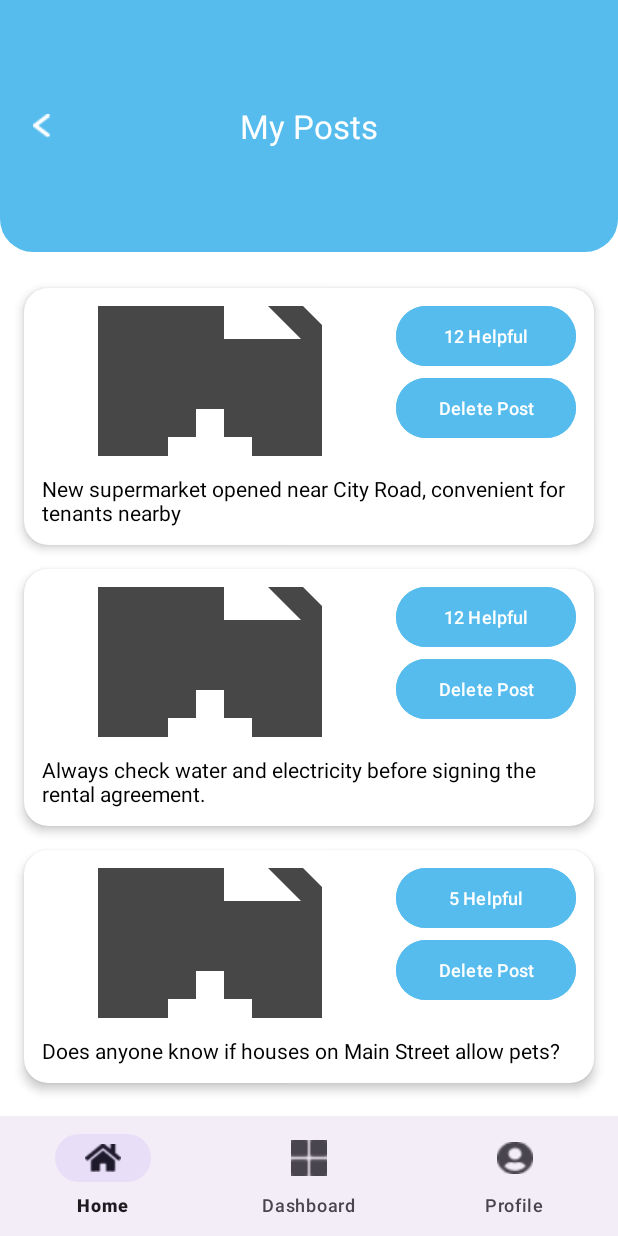
After one commit to TGMeta-Bloom/tgm-rentify-android-mobile-application, an Android app: the MyPostsFragment screen opened through its navigation route, on a phone screen of 412 x 824 dp. The commit adds this screen. Run offline under Robolectric (Android 15) with nearby library versions, the phone set to English and light mode, and no system bars; our stand-ins replace navigation-ui.

Commit message:
Commit files

```diff
--- /dev/null
+++ b/app/src/main/java/com/example/tgmrentify/view/MyPostsFragment.kt
@@ -0,0 +1,96 @@
+package com.example.tgmrentify.view
+
+import android.app.AlertDialog
+import android.graphics.Color
+import android.graphics.drawable.ColorDrawable
+import android.os.Bundle
+import android.view.LayoutInflater
+import android.view.View
+import android.view.ViewGroup
+import androidx.fragment.app.Fragment
+import androidx.navigation.fragment.findNavController
+import androidx.recyclerview.widget.LinearLayoutManager
+import com.example.tgmrentify.R
+import com.example.tgmrentify.databinding.DialogDeletePostBinding
+import com.example.tgmrentify.databinding.FragmentMyPostsBinding
+import com.example.tgmrentify.model.Post
+import com.example.tgmrentify.view.adapter.MyPostsAdapter
+import java.util.UUID
+
+class MyPostsFragment : Fragment() {
+
+    private var _binding: FragmentMyPostsBinding? = null
+    private val binding get() = _binding!!
+    private lateinit var adapter: MyPostsAdapter
+
+    // Temporary local list to simulate deletion
+    private var myPostsList = mutableListOf<Post>()
+
+    override fun onCreateView(
+        inflater: LayoutInflater, container: ViewGroup?,
+        savedInstanceState: Bundle?
+    ): View {
+        _binding = FragmentMyPostsBinding.inflate(inflater, container, false)
+        return binding.root
+    }
+
+    override fun onViewCreated(view: View, savedInstanceState: Bundle?) {
+        super.onViewCreated(view, savedInstanceState)
+
+        // 1. Setup Toolbar
+        binding.toolbar.setNavigationOnClickListener {
+            findNavController().navigateUp()
+        }
+
+        // 2. Setup Adapter
+        adapter = MyPostsAdapter { postToDelete ->
+            showDeleteConfirmationDialog(postToDelete)
+        }
+
+        // 3. Setup RecyclerView
+        binding.rvMyPosts.layoutManager = LinearLayoutManager(requireContext())
+        binding.rvMyPosts.adapter = adapter
+
+        // 4. Load Dummy Data
+        loadDummyData()
+    }
+
+    private fun showDeleteConfirmationDialog(post: Post) {
+        val dialogBinding = DialogDeletePostBinding.inflate(LayoutInflater.from(requireContext()))
+
+        val dialog = AlertDialog.Builder(requireContext())
+            .setView(dialogBinding.root)
+            .setCancelable(true)
+            .create()
+
+        // Make background transparent so our rounded CardView shows correctly
+        dialog.window?.setBackgroundDrawable(ColorDrawable(Color.TRANSPARENT))
+
+        dialogBinding.btnConfirmDelete.setOnClickListener {
+            // Perform delete
+            myPostsList.remove(post)
+            adapter.submitList(myPostsList.toList()) // Update adapter
+            dialog.dismiss()
+        }
+
+        dialogBinding.btnCancelDelete.setOnClickListener {
+            dialog.dismiss()
+        }
+
+        dialog.show()
+    }
+
+    private fun loadDummyData() {
+        myPostsList = mutableListOf(
+            Post(UUID.randomUUID().toString(), "Me", "", "Just now", "", "New supermarket opened near City Road, convenient for tenants nearby", "helpful", 12),
+            Post(UUID.randomUUID().toString(), "Me", "", "1h ago", "", "Always check water and electricity before signing the rental agreement.", "helpful", 12),
+            Post(UUID.randomUUID().toString(), "Me", "", "2h ago", "", "Does anyone know if houses on Main Street allow pets?", "question", 5)
+        )
+        adapter.submitList(myPostsList.toList())
+    }
+
+    override fun onDestroyView() {
+        super.onDestroyView()
+        _binding = null
+    }
+}
--- /dev/null
+++ b/app/src/main/java/com/example/tgmrentify/view/adapter/MyPostsAdapter.kt
@@ -0,0 +1,43 @@
+package com.example.tgmrentify.view.adapter
+
+import android.view.LayoutInflater
+import android.view.ViewGroup
+import androidx.recyclerview.widget.DiffUtil
+import androidx.recyclerview.widget.ListAdapter
+import androidx.recyclerview.widget.RecyclerView
+import com.example.tgmrentify.databinding.ItemMyPostBinding
+import com.example.tgmrentify.model.Post
+
+class MyPostsAdapter(private val onDeleteClick: (Post) -> Unit) :
+    ListAdapter<Post, MyPostsAdapter.MyPostViewHolder>(PostDiffCallback()) {
+
+    class MyPostViewHolder(private val binding: ItemMyPostBinding, val onDeleteClick: (Post) -> Unit) :
+        RecyclerView.ViewHolder(binding.root) {
+
+        fun bind(post: Post) {
+            binding.tvCaption.text = post.caption
+            binding.btnHelpfulCount.text = "${post.helpfulCount} Helpful"
+
+            // Load image here using Glide if you have it setup
+            // Glide.with(binding.root).load(post.postImageUrl).into(binding.ivPostImage)
+
+            binding.btnDelete.setOnClickListener {
+                onDeleteClick(post)
+            }
+        }
+    }
+
+    override fun onCreateViewHolder(parent: ViewGroup, viewType: Int): MyPostViewHolder {
+        val binding = ItemMyPostBinding.inflate(LayoutInflater.from(parent.context), parent, false)
+        return MyPostViewHolder(binding, onDeleteClick)
+    }
+
+    override fun onBindViewHolder(holder: MyPostViewHolder, position: Int) {
+        holder.bind(getItem(position))
+    }
+
+    class PostDiffCallback : DiffUtil.ItemCallback<Post>() {
+        override fun areItemsTheSame(oldItem: Post, newItem: Post) = oldItem.id == newItem.id
+        override fun areContentsTheSame(oldItem: Post, newItem: Post) = oldItem == newItem
+    }
+}
--- /dev/null
+++ b/app/src/main/res/layout/dialog_delete_post.xml
@@ -0,0 +1,48 @@
+<?xml version="1.0" encoding="utf-8"?>
+<androidx.cardview.widget.CardView xmlns:android="http://schemas.android.com/apk/res/android"
+    xmlns:app="http://schemas.android.com/apk/res-auto"
+    android:layout_width="300dp"
+    android:layout_height="wrap_content"
+    app:cardBackgroundColor="@color/app_blue"
+    app:cardCornerRadius="20dp"
+    app:cardElevation="8dp">
+
+    <LinearLayout
+        android:layout_width="match_parent"
+        android:layout_height="wrap_content"
+        android:orientation="vertical"
+        android:gravity="center"
+        android:padding="24dp">
+
+        <TextView
+            android:layout_width="wrap_content"
+            android:layout_height="wrap_content"
+            android:text="Are you sure you want to delete this post?\nYou won't be able to recover it once it's deleted."
+            android:textColor="@color/white"
+            android:textAlignment="center"
+            android:textSize="14sp"
+            android:layout_marginBottom="24dp"/>
+
+        <com.google.android.material.button.MaterialButton
+            android:id="@+id/btn_confirm_delete"
+            android:layout_width="wrap_content"
+            android:layout_height="wrap_content"
+            android:text="Delete Now"
+            android:textColor="@color/black"
+            android:textStyle="bold"
+            android:backgroundTint="@color/bright_yellow"
+            app:cornerRadius="20dp"
+            android:layout_marginBottom="8dp"/>
+
+        <com.google.android.material.button.MaterialButton
+            android:id="@+id/btn_cancel_delete"
+            android:layout_width="wrap_content"
+            android:layout_height="wrap_content"
+            android:text="Cancel"
+            android:textColor="@color/black"
+            android:textStyle="bold"
+            android:backgroundTint="@color/bright_yellow"
+            app:cornerRadius="20dp"/>
+
+    </LinearLayout>
+</androidx.cardview.widget.CardView>
--- /dev/null
+++ b/app/src/main/res/layout/fragment_my_posts.xml
@@ -0,0 +1,47 @@
+<?xml version="1.0" encoding="utf-8"?>
+<androidx.constraintlayout.widget.ConstraintLayout xmlns:android="http://schemas.android.com/apk/res/android"
+    xmlns:app="http://schemas.android.com/apk/res-auto"
+    xmlns:tools="http://schemas.android.com/tools"
+    android:layout_width="match_parent"
+    android:layout_height="match_parent"
+    android:background="@android:color/white">
+
+    <com.google.android.material.appbar.AppBarLayout
+        android:id="@+id/app_bar_layout"
+        android:layout_width="0dp"
+        android:layout_height="168dp"
+        android:background="@drawable/rounded_drawer_header_bg"
+        android:gravity="center_vertical"
+        app:elevation="0dp"
+
+        app:layout_constraintTop_toTopOf="parent"
+
+        app:layout_constraintStart_toStartOf="parent"
+        app:layout_constraintEnd_toEndOf="parent">
+
+        <com.google.android.material.appbar.MaterialToolbar
+            android:id="@+id/toolbar"
+            android:layout_width="match_parent"
+            android:layout_height="?attr/actionBarSize"
+            android:background="@android:color/transparent"
+            app:navigationIcon="@drawable/ic_arrow_back"
+            app:navigationIconTint="@color/white"
+            app:title="My Posts"
+            app:titleCentered="true"
+            app:titleTextColor="@color/white" />
+
+    </com.google.android.material.appbar.AppBarLayout>
+
+    <androidx.recyclerview.widget.RecyclerView
+        android:id="@+id/rv_my_posts"
+        android:layout_width="match_parent"
+        android:layout_height="0dp"
+        android:clipToPadding="false"
+        android:paddingTop="16dp"
+        app:layout_constraintBottom_toBottomOf="parent"
+        app:layout_constraintTop_toBottomOf="@id/app_bar_layout"
+        app:layout_constraintVertical_bias="1.0"
+        tools:layout_editor_absoluteX="0dp"
+        tools:listitem="@layout/item_my_post" />
+
+</androidx.constraintlayout.widget.ConstraintLayout>
--- /dev/null
+++ b/app/src/main/res/layout/item_my_post.xml
@@ -0,0 +1,82 @@
+<?xml version="1.0" encoding="utf-8"?>
+<androidx.cardview.widget.CardView xmlns:android="http://schemas.android.com/apk/res/android"
+    xmlns:app="http://schemas.android.com/apk/res-auto"
+    xmlns:tools="http://schemas.android.com/tools"
+    android:layout_width="match_parent"
+    android:layout_height="wrap_content"
+    android:layout_marginHorizontal="16dp"
+    android:layout_marginVertical="8dp"
+    app:cardBackgroundColor="@color/white"
+    app:cardCornerRadius="16dp"
+    app:cardElevation="4dp">
+
+    <androidx.constraintlayout.widget.ConstraintLayout
+        android:layout_width="match_parent"
+        android:layout_height="wrap_content"
+        android:padding="12dp">
+
+        <com.google.android.material.imageview.ShapeableImageView
+            android:id="@+id/iv_post_image"
+            android:layout_width="0dp"
+            android:layout_height="100dp"
+            android:layout_marginEnd="12dp"
+            android:scaleType="centerCrop"
+            android:src="@drawable/ic_add_image_placeholder"
+            app:layout_constraintEnd_toStartOf="@+id/barrier_buttons"
+            app:layout_constraintStart_toStartOf="parent"
+            app:layout_constraintTop_toTopOf="parent"
+            app:shapeAppearanceOverlay="@style/ShapeAppearance.Material3.Corner.Medium" />
+
+        <androidx.constraintlayout.widget.Barrier
+            android:id="@+id/barrier_buttons"
+            android:layout_width="wrap_content"
+            android:layout_height="wrap_content"
+            app:barrierDirection="start"
+            app:constraint_referenced_ids="btn_helpful_count,btn_delete" />
+
+        <com.google.android.material.button.MaterialButton
+            android:id="@+id/btn_helpful_count"
+            android:layout_width="120dp"
+            android:layout_height="40dp"
+            android:backgroundTint="@color/app_blue"
+            android:text="12 Helpful"
+            android:textColor="@color/white"
+            android:textSize="12sp"
+            android:insetTop="0dp"
+            android:insetBottom="0dp"
+            app:cornerRadius="50dp"
+            app:layout_constraintEnd_toEndOf="parent"
+            app:layout_constraintTop_toTopOf="parent" />
+
+        <com.google.android.material.button.MaterialButton
+            android:id="@+id/btn_delete"
+            android:layout_width="120dp"
+            android:layout_height="40dp"
+            android:layout_marginTop="8dp"
+            android:backgroundTint="@color/app_blue"
+            android:text="Delete Post"
+            android:textColor="@color/white"
+            android:textSize="12sp"
+            android:insetTop="0dp"
+            android:insetBottom="0dp"
+            app:cornerRadius="50dp"
+            app:layout_constraintEnd_toEndOf="parent"
+            app:layout_constraintTop_toBottomOf="@id/btn_helpful_count" />
+
+        <TextView
+            android:id="@+id/tv_caption"
+            android:layout_width="0dp"
+            android:layout_height="wrap_content"
+            android:layout_marginTop="12dp"
+            android:ellipsize="end"
+            android:maxLines="3"
+            android:text="New supermarket opened near City Road, convenient for tenants nearby"
+            android:textColor="@color/black"
+            android:textSize="14sp"
+            app:layout_constraintEnd_toEndOf="parent"
+            app:layout_constraintStart_toStartOf="parent"
+            app:layout_constraintTop_toBottomOf="@id/iv_post_image" />
+
+    </androidx.constraintlayout.widget.ConstraintLayout>
+
+</androidx.cardview.widget.CardView>
--- a/app/src/main/res/navigation/nav_graph.xml
+++ b/app/src/main/res/navigation/nav_graph.xml
@@ -49,6 +49,11 @@
         android:label="Add Post"
         tools:layout="@layout/fragment_add_post" />
 
+    <fragment
+        android:id="@+id/myPostsFragment"
+        android:name="com.example.tgmrentify.view.MyPostsFragment"
+        android:label="My Posts"
+        tools:layout="@layout/fragment_my_posts" />
 
 
 </navigation>
```
